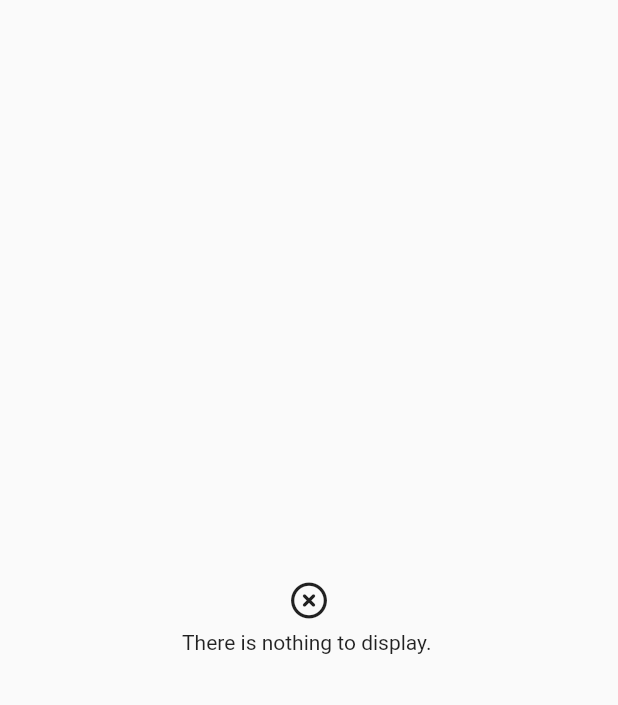
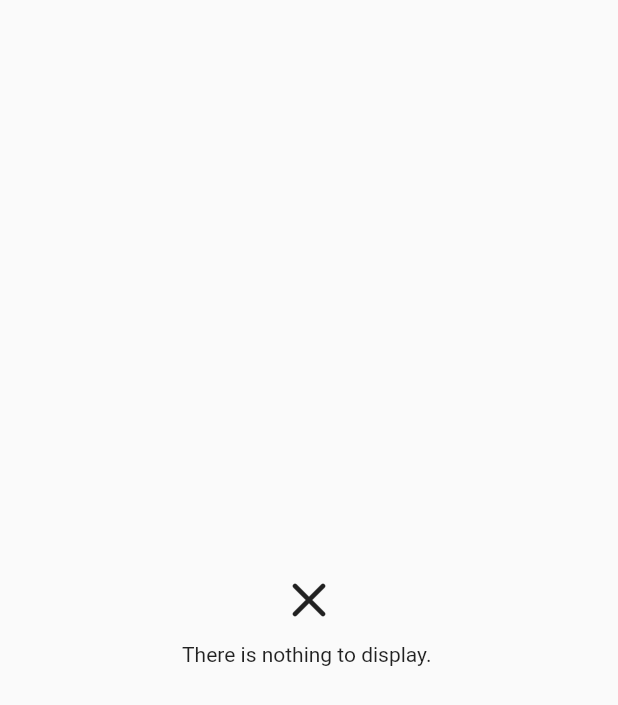
Before and after one commit to devj3ns/fleasy, a Flutter app: the EasyStreamBuilder widget shown alone on an empty page, opened directly with empty values, on a phone screen of 412 x 824 dp. Shown: the top 705 px of the screen. Run offline on Flutter 3.47's test engine with Material 2 defaults, Android fonts, the phone set to English and light mode, and no system bars; our stand-ins replace font_awesome_flutter, universal_platform.

Commit message:
refactor!: EasyFutureBuilder & EasyStreamBuilder
- errorIcon & isEmptyIcon now take IconData instead of FaIcon
- the default icon size is now 40
- new attributes: textStyle & iconStyle
- merge SnapshotIsEmptyInfo and SnapshotHasErrorInfo widget into SnapshotStateInfo

```diff
--- a/lib/src/widgets/easy_stream_builder.dart
+++ b/lib/src/widgets/easy_stream_builder.dart
@@ -1,7 +1,6 @@
 import 'package:flutter/material.dart';
-import 'package:font_awesome_flutter/font_awesome_flutter.dart';
 
-import 'snapshot_info.dart';
+import 'snapshot_state_info.dart';
 
 /// A wrapper around [StreamBuilder] which makes it easy to display
 /// the various states of streaming data from the given [Stream].
@@ -14,24 +13,26 @@ import 'snapshot_info.dart';
 /// --> shows the widget returned by the [dataBuilder].
 ///
 /// 3. Snapshot is empty (data == null or data.isEmpty() on Map & Iterable):
-/// --> shows the [isEmptyText] and [isEmptyIcon].
+/// --> shows [SnapshotStateInfo] with the [isEmptyText] and [isEmptyIcon].
 ///
 /// 4. Snapshot has an error:
-/// --> shows the [errorText] and [errorIcon] and the error message.
+/// --> shows [SnapshotStateInfo] with the [errorText], [errorIcon] and the error message.
 /// NOTE: For safety reasons the snapshots error message is only shown in debug mode.
 ///
 /// Have a look at the [example](https://github.com/devj3ns/fleasy/blob/main/example/lib/main.dart) to see this widget in action.
 class EasyStreamBuilder<T> extends StatelessWidget {
-  /// Creates an [EasyStreamBuilder] which is an wrapper around [StreamBuilder]
-  /// that makes it easy to display the various states of loading data
-  /// from the given [Stream].
+  /// Creates an [EasyStreamBuilder] which is a wrapper around [StreamBuilder]
+  /// that makes it easy to display the various states of loading
+  /// data from the given [Stream].
   const EasyStreamBuilder({
     required this.stream,
     required this.dataBuilder,
     this.errorText = 'Oops, something went wrong.',
-    this.errorIcon = const FaIcon(FontAwesomeIcons.exclamationCircle),
+    this.errorIcon = Icons.error_rounded,
     this.isEmptyText = 'There is nothing to display.',
-    this.isEmptyIcon = const FaIcon(FontAwesomeIcons.timesCircle),
+    this.isEmptyIcon = Icons.close_rounded,
+    this.textStyle,
+    this.iconStyle,
     this.loadingIndicator = const CircularProgressIndicator(),
   });
 
@@ -42,16 +43,38 @@ class EasyStreamBuilder<T> extends StatelessWidget {
   final Widget Function(BuildContext context, T data) dataBuilder;
 
   /// The text which is shown when the snapshot has an error.
+  ///
+  /// The style is taken from the [TextTheme] (bodyText2) of your [ThemeData]
+  /// or - if defined - from [textStyle].
   final String errorText;
 
   /// The icon which is shown when the snapshot has an error.
-  final FaIcon errorIcon;
+  ///
+  /// The style is taken from the [IconThemeData] of your [ThemeData]
+  /// or - if defined - from [iconStyle].
+  final IconData errorIcon;
 
-  /// The text which is shown when the snapshot has no data.
+  /// The text which is shown when the snapshots data is empty.
+  ///
+  /// The style is taken from the [TextTheme] (bodyText2) of your [ThemeData]
+  /// or - if defined - from [textStyle].
   final String isEmptyText;
 
-  /// The icon which is shown when the snapshot has no data.
-  final FaIcon isEmptyIcon;
+  /// The icon which is shown when the snapshots data is empty.
+  ///
+  /// The style is taken from the [IconThemeData] of your [ThemeData]
+  /// or - if defined - from [iconStyle].
+  final IconData isEmptyIcon;
+
+  /// TextStyle used for the  [isEmptyText], [errorText] and error message.
+  ///
+  /// By default the [TextTheme] (bodyText2) of your [ThemeData] is used.
+  final TextStyle? textStyle;
+
+  /// [IconThemeData] used for the [isEmptyIcon].
+  ///
+  /// By default the [IconThemeData] of your [ThemeData] is used.
+  final IconThemeData? iconStyle;
 
   /// The widget which is shown while fetching the snapshots data.
   final Widget loadingIndicator;
@@ -62,22 +85,28 @@ class EasyStreamBuilder<T> extends StatelessWidget {
       stream: stream,
       builder: (context, snapshot) {
         if (snapshot.hasError) {
-          return SnapshotHasErrorInfo(
+          return SnapshotStateInfo(
             text: errorText,
+            textStyle: textStyle,
             icon: errorIcon,
+            iconStyle: iconStyle,
             errorMessage: snapshot.error.toString(),
           );
         } else if (!snapshot.hasData) {
           return snapshot.connectionState == ConnectionState.waiting
               ? loadingIndicator
               : snapshot.data == null
-                  ? SnapshotIsEmptyInfo(
+                  ? SnapshotStateInfo(
                       text: isEmptyText,
+                      textStyle: textStyle,
                       icon: isEmptyIcon,
+                      iconStyle: iconStyle,
                     )
-                  : SnapshotHasErrorInfo(
+                  : SnapshotStateInfo(
                       text: errorText,
+                      textStyle: textStyle,
                       icon: errorIcon,
+                      iconStyle: iconStyle,
                       errorMessage: snapshot.error?.toString() ?? '',
                     );
         } else {
@@ -90,9 +119,11 @@ class EasyStreamBuilder<T> extends StatelessWidget {
           }
 
           return dataIsEmpty
-              ? SnapshotIsEmptyInfo(
+              ? SnapshotStateInfo(
                   text: isEmptyText,
+                  textStyle: textStyle,
                   icon: isEmptyIcon,
+                  iconStyle: iconStyle,
                 )
               : dataBuilder(context, snapshot.data as T);
         }
--- /dev/null
+++ b/lib/src/widgets/snapshot_state_info.dart
@@ -0,0 +1,75 @@
+import 'package:flutter/foundation.dart';
+import 'package:fleasy/fleasy.dart';
+import 'package:flutter/material.dart';
+import 'package:font_awesome_flutter/font_awesome_flutter.dart';
+
+/// Widget used by the [EasyFutureBuilder] and [EasyStreamBuilder] to show
+/// that the [Future]/[Stream]'s data is empty or has an error.
+///
+/// It shows an icon, a text and an error message
+/// (if one is defined and the app runs in debug mode).
+class SnapshotStateInfo extends StatelessWidget {
+  const SnapshotStateInfo({
+    required this.text,
+    this.textStyle,
+    required this.icon,
+    this.iconStyle,
+    this.errorMessage,
+  });
+
+  /// The text shown under the [icon].
+  final String text;
+
+  /// The [TextStyle] for the [text].
+  ///
+  /// By default the bodyText2 text style of your [TextTheme] is used.
+  final TextStyle? textStyle;
+
+  /// The icon shown above the [text].
+  final IconData icon;
+
+  /// The [IconThemeData] for the [icon].
+  ///
+  /// By default the [IconThemeData] of your [ThemeData] is used
+  /// (with an overwritten size value of 40).
+  final IconThemeData? iconStyle;
+
+  /// The error message shown under the [text].
+  ///
+  /// NOTE: For safety reasons the error message is only shown in debug mode.
+  final String? errorMessage;
+
+  @override
+  Widget build(BuildContext context) {
+    return Center(
+      child: Padding(
+        padding: const EdgeInsets.all(Insets.m),
+        child: Column(
+          mainAxisAlignment: MainAxisAlignment.center,
+          crossAxisAlignment: CrossAxisAlignment.center,
+          children: [
+            FaIcon(
+              icon,
+              color: iconStyle?.color,
+              size: iconStyle?.size ?? 40,
+            ),
+            const SizedBox(height: Insets.m),
+            SelectableText(
+              text,
+              style: textStyle,
+              textAlign: TextAlign.center,
+            ),
+            if (kDebugMode && errorMessage.isNotBlank) ...[
+              const SizedBox(height: Insets.m),
+              SelectableText(
+                errorMessage!,
+                style: textStyle,
+                textAlign: TextAlign.center,
+              ),
+            ]
+          ],
+        ),
+      ),
+    );
+  }
+}
--- a/lib/src/widgets/widgets.dart
+++ b/lib/src/widgets/widgets.dart
@@ -1,2 +1,3 @@
 export 'easy_future_builder.dart';
 export 'easy_stream_builder.dart';
+export 'snapshot_state_info.dart';
```
Also changed, not shown: lib/src/widgets/easy_future_builder.dart (+46 -15 lines), lib/src/widgets/snapshot_info.dart (deleted, +0 -75 lines).
